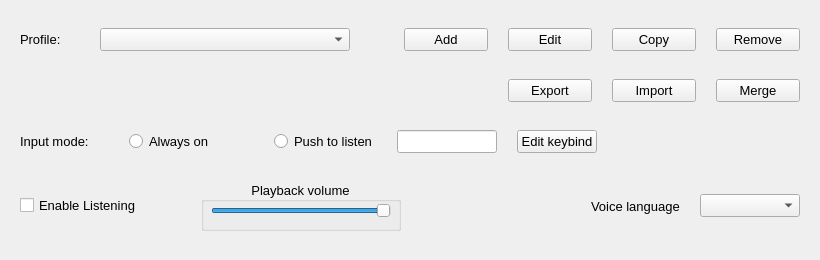
First picture: the form in src/mainwnd.ui, repository stele95/LinVAM, before the edit.
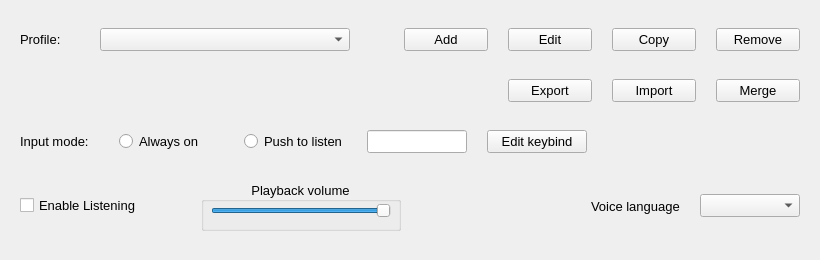
Second picture: the form after the edit.

Commit message: adjust UI for input mode

Patch:
```diff
--- a/src/mainwnd.ui
+++ b/src/mainwnd.ui
@@ -357,7 +357,7 @@
        </property>
        <property name="sizeHint" stdset="0">
         <size>
-         <width>20</width>
+         <width>10</width>
          <height>20</height>
         </size>
        </property>
@@ -380,7 +380,7 @@
        </property>
        <property name="sizeHint" stdset="0">
         <size>
-         <width>40</width>
+         <width>20</width>
          <height>20</height>
         </size>
        </property>
@@ -417,6 +417,12 @@
      </item>
      <item>
       <widget class="QPushButton" name="btnEditKeybind">
+       <property name="minimumSize">
+        <size>
+         <width>100</width>
+         <height>0</height>
+        </size>
+       </property>
        <property name="toolTip">
         <string>Edit keybind for push to listen input mode</string>
        </property>
```
The commit also changes 1 other file.
